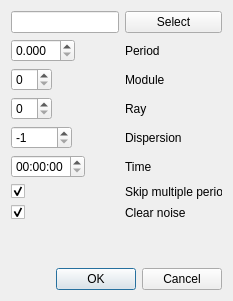
The window that src/precisesearchgui.ui (vtyulb/BSA-Analytics) describes before a commit, drawn with Qt 5.
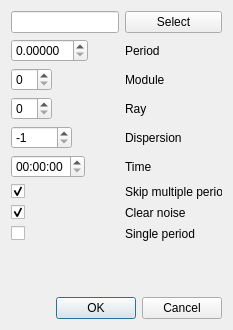
The same window after the commit.

Commit message: several stupid bugs && single period

The edit to the form file:
```diff
--- a/src/precisesearchgui.ui
+++ b/src/precisesearchgui.ui
@@ -7,7 +7,7 @@
     <x>0</x>
     <y>0</y>
     <width>233</width>
-    <height>301</height>
+    <height>330</height>
    </rect>
   </property>
   <property name="windowTitle">
@@ -31,7 +31,7 @@
        <item row="1" column="0">
         <widget class="QDoubleSpinBox" name="period">
          <property name="decimals">
-          <number>3</number>
+          <number>5</number>
          </property>
         </widget>
        </item>
@@ -130,6 +130,20 @@
          </property>
         </widget>
        </item>
+       <item row="8" column="0">
+        <widget class="QCheckBox" name="singlePeriod">
+         <property name="text">
+          <string/>
+         </property>
+        </widget>
+       </item>
+       <item row="8" column="1">
+        <widget class="QLabel" name="label_8">
+         <property name="text">
+          <string>Single period</string>
+         </property>
+        </widget>
+       </item>
       </layout>
      </item>
     </layout>
```
The commit also changes 5 other files.
